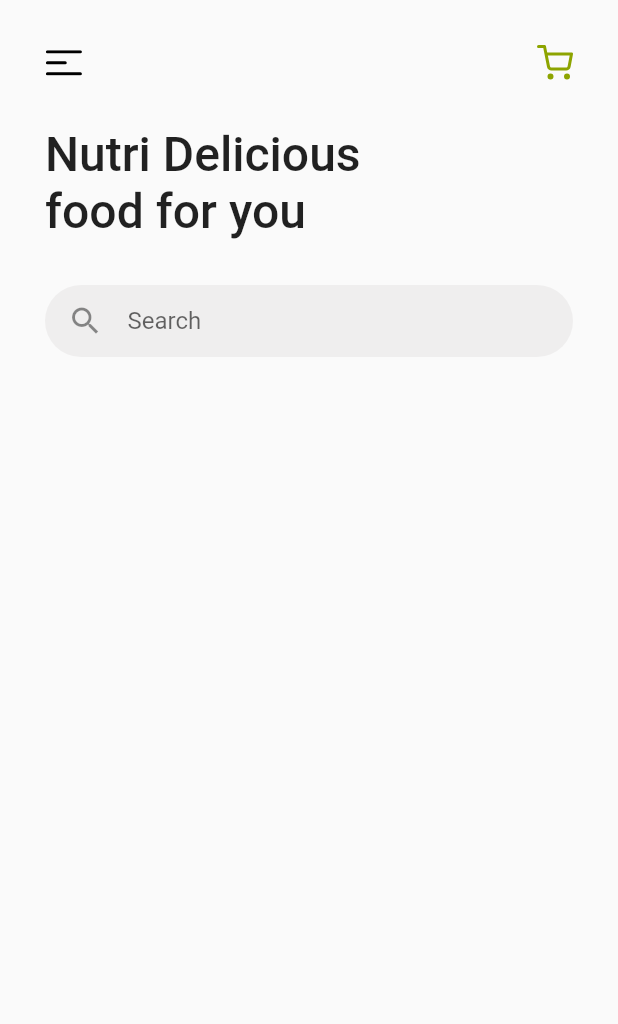
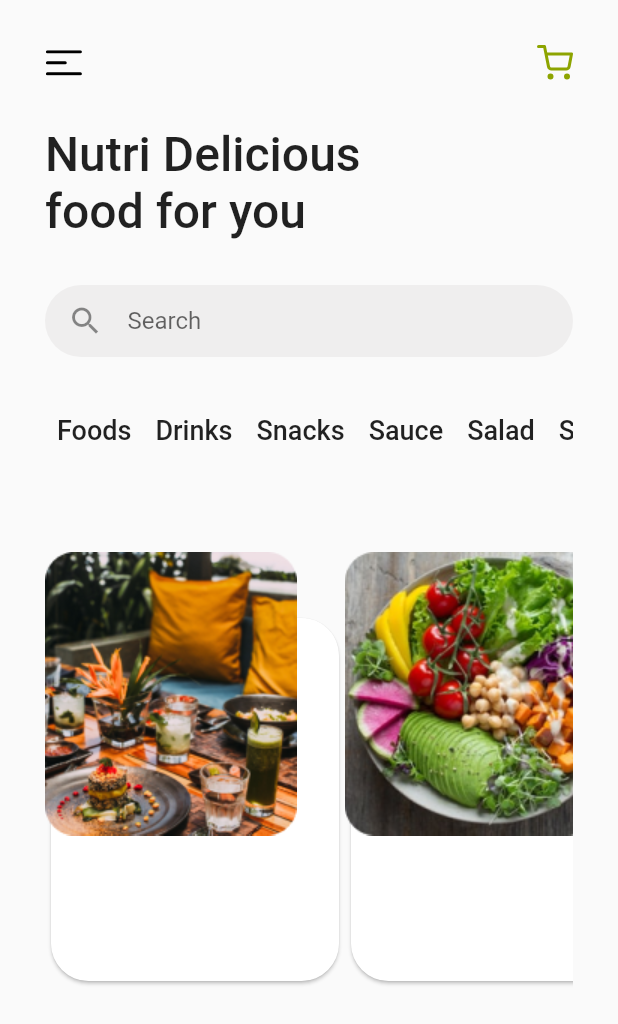
Before and after one commit to asfandnaveed/Corvit_Morning_2023, a Flutter app: the screen it shows after launch, on a phone screen of 412 x 824 dp. Shown: the top 1024 px of the screen. Run offline on Flutter 3.47's test engine with Material 2 defaults, Android fonts, the phone set to English and light mode, and no system bars; our stand-ins replace animated_splash_screen, flutter_svg, lottie.

Commit message:
04-08-2023

```diff
--- a/lib/Nutrition_design/home_screen.dart
+++ b/lib/Nutrition_design/home_screen.dart
@@ -9,6 +9,42 @@ class NutritionHome extends StatefulWidget {
 }
 
 class _NutritionHomeState extends State<NutritionHome> {
+
+  List<String> categories= [
+    'Foods',
+    'Drinks',
+    'Snacks',
+    'Sauce',
+    'Salad',
+    'Starters',
+    'Appetizer',
+    'Dessert',
+  ];
+
+  List<String> pImages= [
+    'assets/images/cardImg1.png',
+    'assets/images/cardImg2.png',
+    'assets/images/cardImg1.png',
+    'assets/images/cardImg2.png',
+
+  ];
+
+  List<String> pName= [
+    'Veggie tomato mix',
+    'Allu Gobbi',
+    'Lasagna',
+    'Daam Pukht',
+
+  ];
+
+  List<String> pPrice= [
+    '40',
+    '20',
+    '100',
+    '500',
+
+  ];
+
   @override
   Widget build(BuildContext context) {
     return Scaffold(
@@ -60,6 +96,65 @@ class _NutritionHomeState extends State<NutritionHome> {
                 ),
               ),
 
+              SizedBox(
+                height: 30,
+              ),
+
+              Container(
+                height: 70,
+                child: ListView.builder(
+                    scrollDirection: Axis.horizontal,
+                    itemCount: categories.length,
+                    itemBuilder: (context,index){
+                      return Padding(
+                        padding: const EdgeInsets.all(8.0),
+                        child: Text(
+                          categories[index],
+                          style: TextStyle(
+                            fontSize: 18,
+                            fontWeight: FontWeight.w500,
+                          ),
+                        ),
+                      );
+                    }
+                ),
+              ),
+
+
+              SizedBox(
+                height: 30,
+              ),
+
+              Container(
+                height: 350,
+                child: ListView.builder(
+                    scrollDirection: Axis.horizontal,
+                    itemCount: pImages.length,
+                    itemBuilder: (context,index){
+                      return Stack(
+                        children: [
+                          Container(
+                              width: 200,
+                              height: 250,
+                              margin: EdgeInsets.only(top: 40),
+                              child: Card(
+                                shape: RoundedRectangleBorder(
+                                  borderRadius: BorderRadius.circular(25),
+                                ),
+                              ),
+                          ),
+                          Positioned(
+                              child: Image.asset(pImages[index],
+                              ),
+                          ),
+                        ],
+                      );
+                    }
+                ),
+              ),
+
+
+
             ],
           ),
         ),
```
